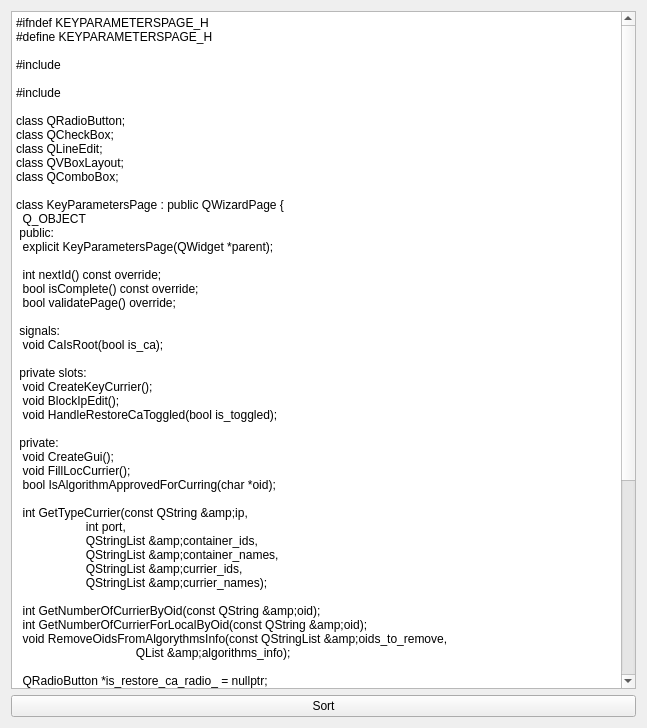
Qt form mainwindow.ui (VoreWind/ClassMethodSorter) before a commit.
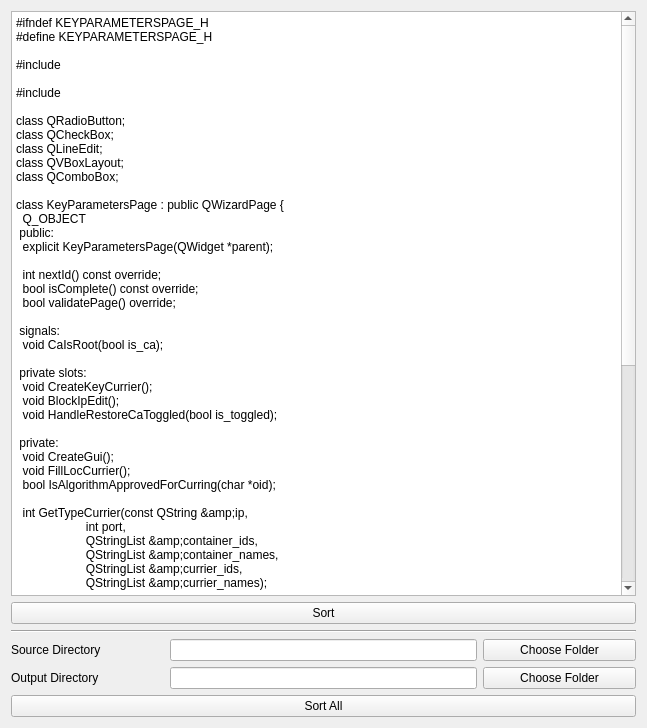
The same form after that commit.

Commit message: Add ui for selecting the whole folder with files to sort

What changed in the file:
```diff
--- a/mainwindow.ui
+++ b/mainwindow.ui
@@ -15,14 +15,48 @@
   </property>
   <widget class="QWidget" name="centralWidget">
    <layout class="QGridLayout" name="gridLayout">
-    <item row="1" column="0">
-     <widget class="QPushButton" name="sort_button">
+    <item row="2" column="0" colspan="4">
+     <widget class="Line" name="line">
+      <property name="orientation">
+       <enum>Qt::Horizontal</enum>
+      </property>
+     </widget>
+    </item>
+    <item row="3" column="0">
+     <widget class="QLabel" name="label">
       <property name="text">
-       <string>Sort</string>
+       <string>Source Directory</string>
       </property>
      </widget>
     </item>
-    <item row="0" column="0">
+    <item row="3" column="1" colspan="2">
+     <widget class="QLineEdit" name="source_directory_line"/>
+    </item>
+    <item row="3" column="3">
+     <widget class="QPushButton" name="source_directory_button">
+      <property name="text">
+       <string>Choose Folder</string>
+      </property>
+     </widget>
+    </item>
+    <item row="4" column="0">
+     <widget class="QLabel" name="label_2">
+      <property name="text">
+       <string>Output Directory</string>
+      </property>
+     </widget>
+    </item>
+    <item row="4" column="1" colspan="2">
+     <widget class="QLineEdit" name="destination_directory_line"/>
+    </item>
+    <item row="4" column="3">
+     <widget class="QPushButton" name="destination_directory_button">
+      <property name="text">
+       <string>Choose Folder</string>
+      </property>
+     </widget>
+    </item>
+    <item row="0" column="0" colspan="4">
      <widget class="QPlainTextEdit" name="segment_text_edit">
       <property name="plainText">
        <string>#ifndef KEYPARAMETERSPAGE_H
@@ -95,6 +129,20 @@
       </property>
      </widget>
     </item>
+    <item row="1" column="0" colspan="4">
+     <widget class="QPushButton" name="sort_button">
+      <property name="text">
+       <string>Sort</string>
+      </property>
+     </widget>
+    </item>
+    <item row="5" column="0" colspan="4">
+     <widget class="QPushButton" name="sort_all_button">
+      <property name="text">
+       <string>Sort All</string>
+      </property>
+     </widget>
+    </item>
    </layout>
   </widget>
  </widget>
```
The commit also changes 2 other files.
